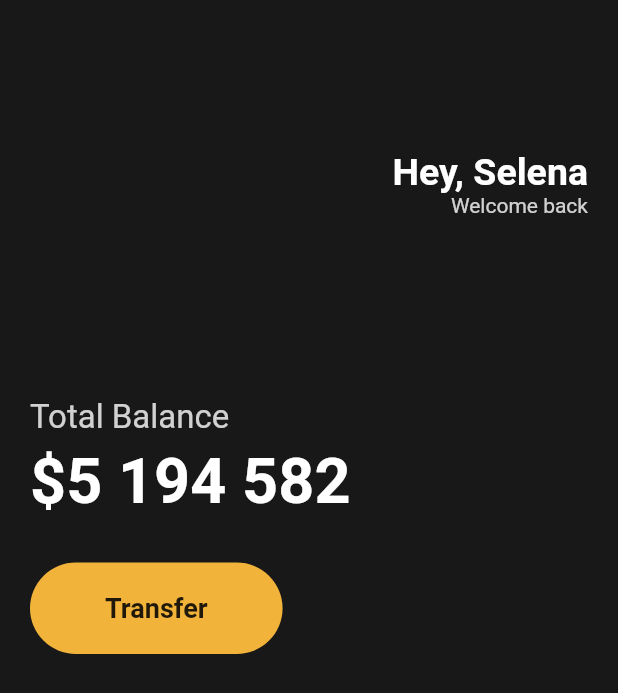
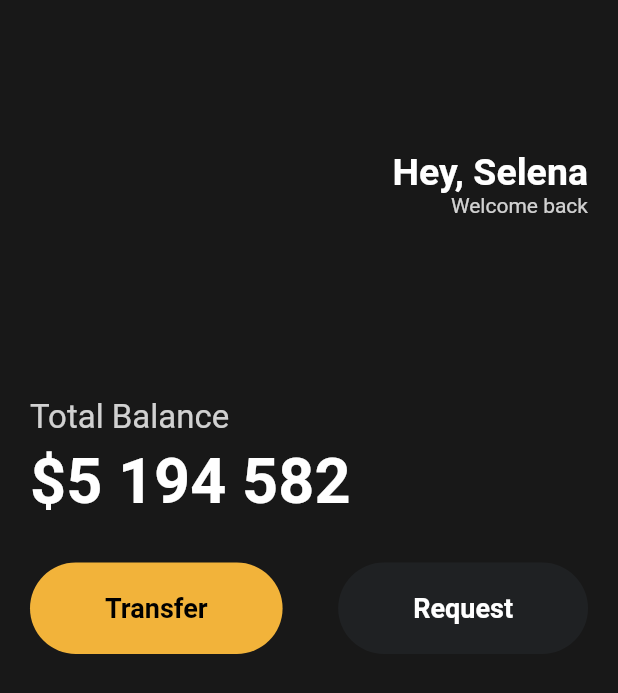
Before and after one commit to lunarmoon7/tooncha, a Flutter app: the screen it shows after launch, on a phone screen of 412 x 824 dp. Shown: the top 693 px of the screen. Run offline on Flutter 3.47's test engine with Material 2 defaults, Android fonts, the phone set to English and light mode, and no system bars.

Commit message:
feat: Reusable Widgets

```diff
--- a/lib/main.dart
+++ b/lib/main.dart
@@ -1,4 +1,5 @@
 import 'package:flutter/material.dart';
+import 'package:tooncha/widgets/button.dart';
 
 void main() {
   runApp(const App());
@@ -68,25 +69,19 @@
                 const SizedBox(
                   height: 30,
                 ),
-                Row(
+                const Row(
+                  mainAxisAlignment: MainAxisAlignment.spaceBetween,
                   children: [
-                    Container(
-                      decoration: BoxDecoration(
-                        color: const Color(0xFFF2B33A),
-                        borderRadius: BorderRadius.circular(45),
-                      ),
-                      child: const Padding(
-                        padding: EdgeInsets.symmetric(
-                          horizontal: 50,
-                          vertical: 20,
-                        ),
-                        child: Text(
-                          'Transfer',
-                          style: TextStyle(
-                              fontSize: 18, fontWeight: FontWeight.w600),
-                        ),
-                      ),
+                    Button(
+                      text: 'Transfer',
+                      bgColor: Color(0xFFF2B33A),
+                      textColor: Colors.black,
                     ),
+                    Button(
+                      text: 'Request',
+                      bgColor: Color(0xFF1F2123),
+                      textColor: Colors.white,
+                    )
                   ],
                 ),
               ],
--- /dev/null
+++ b/lib/widgets/button.dart
@@ -0,0 +1,38 @@
+import 'package:flutter/material.dart';
+
+class Button extends StatelessWidget {
+  final String text;
+  final Color bgColor;
+  final Color textColor;
+
+  const Button(
+      {super.key,
+      required this.text,
+      required this.bgColor,
+      required this.textColor});
+
+  @override
+  Widget build(BuildContext context) {
+    // TODO: implement build
+    return Container(
+      decoration: BoxDecoration(
+        color: bgColor,
+        borderRadius: BorderRadius.circular(45),
+      ),
+      child: Padding(
+        padding: const EdgeInsets.symmetric(
+          horizontal: 50,
+          vertical: 20,
+        ),
+        child: Text(
+          text,
+          style: TextStyle(
+            fontSize: 18,
+            fontWeight: FontWeight.w600,
+            color: textColor,
+          ),
+        ),
+      ),
+    );
+  }
+}
```
